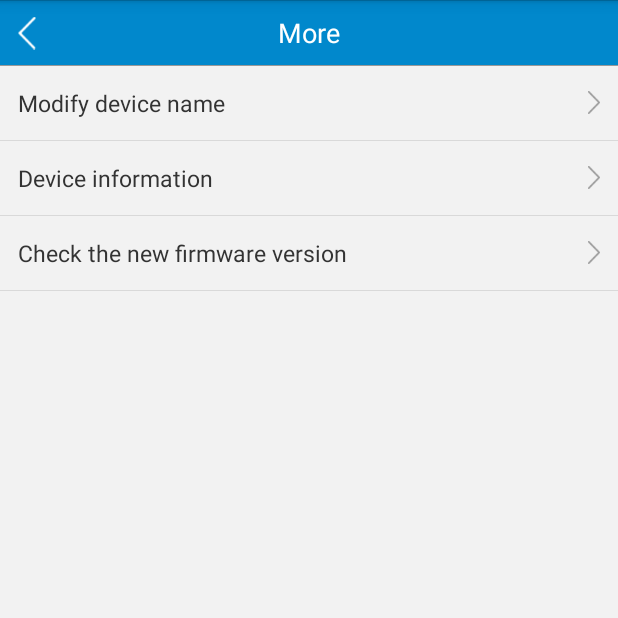
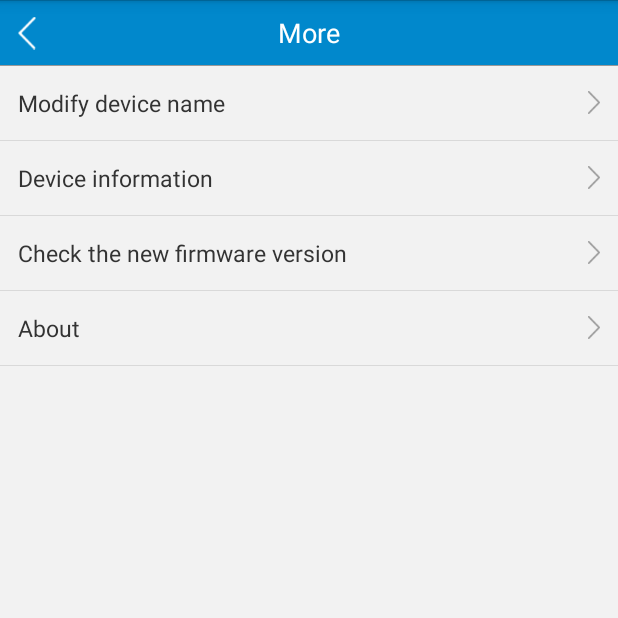
Before and after one commit to MokoLife/mokoLife_Android, an Android app: the MoreActivity screen opened directly, with no data from a screen before it, on a phone screen of 412 x 824 dp, the top half of it. Run offline under Robolectric (Android 15) with nearby library versions, the phone set to English and light mode, and no system bars; our stand-ins replace ButterKnife; libraries missing offline, so code that uses them is left out: org.eclipse.paho.

Commit message:
增加关于

```diff
--- a/app/src/main/AndroidManifest.xml
+++ b/app/src/main/AndroidManifest.xml
@@ -68,6 +68,10 @@
             android:name=".activity.DeviceInfoActivity"
             android:screenOrientation="portrait"
             android:windowSoftInputMode="adjustPan" />
+        <activity
+            android:name=".activity.AboutActivity"
+            android:screenOrientation="portrait"
+            android:windowSoftInputMode="adjustPan" />
 
         <service android:name=".service.MokoService" />
 
--- a/app/src/main/java/com/moko/life/activity/MainActivity.java
+++ b/app/src/main/java/com/moko/life/activity/MainActivity.java
@@ -109,7 +109,6 @@ public class MainActivity extends BaseActivity implements DeviceAdapter.AdapterC
             }
             if (MokoConstants.ACTION_MQTT_SUBSCRIBE.equals(action)) {
                 int state = intent.getIntExtra(MokoConstants.EXTRA_MQTT_STATE, 0);
-                LogModule.i(state == 0 ? "订阅失败" : "订阅成功");
             }
             if (MokoConstants.ACTION_MQTT_PUBLISH.equals(action)) {
                 int state = intent.getIntExtra(MokoConstants.EXTRA_MQTT_STATE, 0);
--- a/app/src/main/java/com/moko/life/activity/MoreActivity.java
+++ b/app/src/main/java/com/moko/life/activity/MoreActivity.java
@@ -234,4 +234,8 @@ public class MoreActivity extends BaseActivity {
         super.onDestroy();
         unregisterReceiver(mReceiver);
     }
+
+    public void about(View view) {
+        startActivity(new Intent(this, AboutActivity.class));
+    }
 }
--- a/app/src/main/res/layout/activity_more.xml
+++ b/app/src/main/res/layout/activity_more.xml
@@ -114,6 +114,29 @@
             android:background="@color/grey_d9d9d9" />
     </RelativeLayout>
 
+    <RelativeLayout
+        android:layout_width="match_parent"
+        android:layout_height="50dp"
+        android:onClick="about">
+
+        <TextView
+            android:layout_width="match_parent"
+            android:layout_height="wrap_content"
+            android:layout_centerVertical="true"
+            android:layout_marginLeft="12dp"
+            android:layout_marginRight="12dp"
+            android:drawableRight="@drawable/arrow_right"
+            android:text="@string/more_about"
+            android:textColor="@color/black_333333"
+            android:textSize="15sp" />
+
+
+        <View
+            style="@style/divider_line"
+            android:layout_alignParentBottom="true"
+            android:background="@color/grey_d9d9d9" />
+    </RelativeLayout>
+
     <View
         android:layout_width="match_parent"
         android:layout_height="0dp"
--- a/app/src/main/res/layout/wifi_input_content.xml
+++ b/app/src/main/res/layout/wifi_input_content.xml
@@ -8,6 +8,7 @@
     <TextView
         android:layout_width="wrap_content"
         android:layout_height="wrap_content"
+        android:layout_gravity="center"
         android:text="@string/wifi_input_title"
         android:textColor="@color/black_333333"
         android:textSize="18sp"
--- a/app/src/main/res/layout/wifi_setting_content.xml
+++ b/app/src/main/res/layout/wifi_setting_content.xml
@@ -8,6 +8,7 @@
     <TextView
         android:layout_width="wrap_content"
         android:layout_height="wrap_content"
+        android:layout_gravity="center"
         android:text="@string/wifi_alert_title"
         android:textColor="@color/black_333333"
         android:textSize="18sp"
--- a/app/src/main/res/values/strings.xml
+++ b/app/src/main/res/values/strings.xml
@@ -91,6 +91,8 @@
     <string name="more_modify_name_tips">Device name can\'t be blank</string>
     <string name="more_device_info">Device information</string>
     <string name="more_new_firmware">Check the new firmware version</string>
+    <string name="more_about">About</string>
+    <string name="more_app_version">App version</string>
     <string name="more_remove_device">Remove Device</string>
     <string name="more_reset">Reset</string>
 
```
Also changed, not shown: app/src/main/java/com/moko/life/activity/AboutActivity.java (added, +38 -0 lines), app/src/main/java/com/moko/life/utils/Utils.java (+19 -0 lines), app/src/main/res/layout/activity_about.xml (added, +65 -0 lines).
